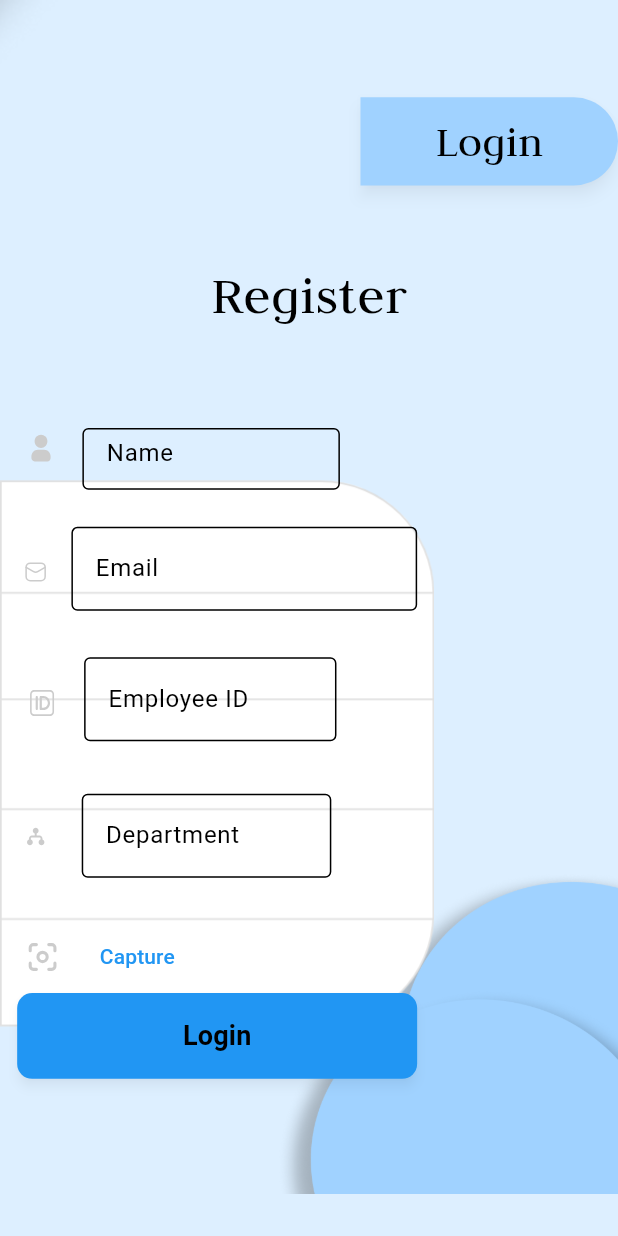
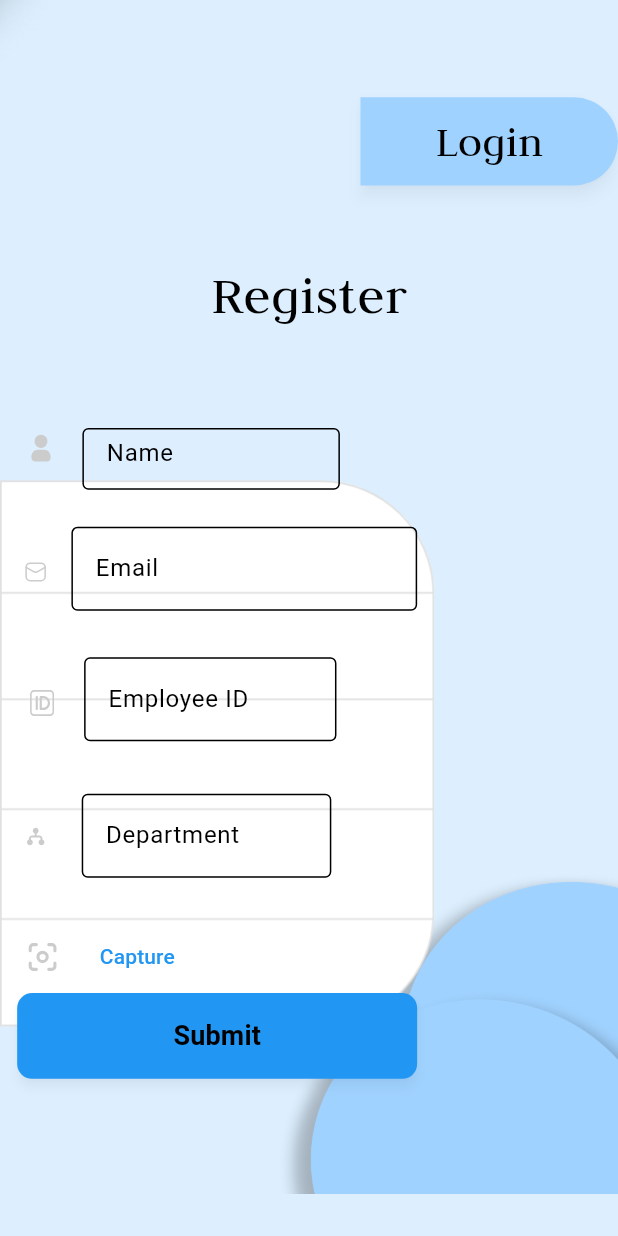
Before and after one commit to pranitdas8/attendance, a Flutter app: the AndroidLarge1RegisterScreen screen opened by its route, after a tap on "Login", on a phone screen of 412 x 824 dp. Run offline on Flutter 3.47's test engine with Material 3 defaults, Android fonts, the phone set to English and light mode, and no system bars; our stand-ins replace cached_network_image, cloud_firestore, firebase_core, firebase_storage, flutter_svg, flutter_svg_provider and 2 more; accounts and stored records are empty.

```diff
--- a/lib/presentation/android_large_1_register_screen/android_large_1_register_screen.dart
+++ b/lib/presentation/android_large_1_register_screen/android_large_1_register_screen.dart
@@ -1,15 +1,30 @@
-// ignore_for_file: avoid_print
+import 'dart:io';
 
 import 'package:attendance_app/widgets/custom_elevated_button.dart';
 import 'package:flutter_svg_provider/flutter_svg_provider.dart' as fs;
 import 'package:flutter/material.dart';
 import 'package:attendance_app/core/app_export.dart';
 import 'package:cloud_firestore/cloud_firestore.dart';
+import 'package:image_picker/image_picker.dart';
+import 'package:firebase_storage/firebase_storage.dart' as firebase_storage;
 
-class AndroidLarge1RegisterScreen extends StatelessWidget {
-  AndroidLarge1RegisterScreen({super.key});
+class AndroidLarge1RegisterScreen extends StatefulWidget {
+  AndroidLarge1RegisterScreen({Key? key}) : super(key: key);
 
+  @override
+  _AndroidLarge1RegisterScreenState createState() =>
+      _AndroidLarge1RegisterScreenState();
+}
+
+class _AndroidLarge1RegisterScreenState
+    extends State<AndroidLarge1RegisterScreen> {
   final FirebaseFirestore firestore = FirebaseFirestore.instance;
+  final TextEditingController nameController = TextEditingController();
+  final TextEditingController emailController = TextEditingController();
+  final TextEditingController employeeIdController = TextEditingController();
+  final TextEditingController departmentController = TextEditingController();
+
+  File? _imageFile;
 
   @override
   Widget build(BuildContext context) {
@@ -77,10 +92,7 @@ class AndroidLarge1RegisterScreen extends StatelessWidget {
                                       hintText: "Name",
                                       border: OutlineInputBorder(),
                                     ),
-                                    onChanged: (value) {
-                                      print(
-                                          "Name: $value"); // Debug: Print the entered name
-                                    },
+                                    controller: nameController,
                                   ),
                                 ),
                               ],
@@ -106,10 +118,7 @@ class AndroidLarge1RegisterScreen extends StatelessWidget {
                                       hintText: "Email",
                                       border: OutlineInputBorder(),
                                     ),
-                                    onChanged: (value) {
-                                      print(
-                                          "Email: $value"); // Debug: Print the entered email
-                                    },
+                                    controller: emailController,
                                   ),
                                 ),
                               ],
@@ -137,10 +146,7 @@ class AndroidLarge1RegisterScreen extends StatelessWidget {
                                         hintText: "Employee ID",
                                         border: OutlineInputBorder(),
                                       ),
-                                      onChanged: (value) {
-                                        print(
-                                            "Employee ID: $value"); // Debug: Print the entered employee ID
-                                      },
+                                      controller: employeeIdController,
                                     ),
                                   ),
                                 ],
@@ -169,10 +175,7 @@ class AndroidLarge1RegisterScreen extends StatelessWidget {
                                         hintText: "Department",
                                         border: OutlineInputBorder(),
                                       ),
-                                      onChanged: (value) {
-                                        print(
-                                            "Department: $value"); // Debug: Print the entered department
-                                      },
+                                      controller: departmentController,
                                     ),
                                   ),
                                 ],
@@ -192,12 +195,7 @@ class AndroidLarge1RegisterScreen extends StatelessWidget {
                                   Padding(
                                     padding: EdgeInsets.only(left: 12.h),
                                     child: TextButton(
-                                      onPressed: () {
-                                        // _storeDataInFirestore();
-                                        // Add functionality to capture image
-                                        print(
-                                            "Capture button pressed"); // Debug: Print when the capture button is pressed
-                                      },
+                                      onPressed: _getImage,
                                       child: const Text(
                                         "Capture",
                                         style: TextStyle(
@@ -211,7 +209,7 @@ class AndroidLarge1RegisterScreen extends StatelessWidget {
                               ),
                             ),
                             ElevatedButton(
-                              onPressed: () {},
+                              onPressed: _storeDataInFirestore,
                               style: ElevatedButton.styleFrom(
                                 backgroundColor: Colors.blue,
                                 foregroundColor: Colors.white,
@@ -226,7 +224,7 @@ class AndroidLarge1RegisterScreen extends StatelessWidget {
                                 decoration: const BoxDecoration(),
                                 child: const Center(
                                   child: Text(
-                                    "Login",
+                                    "Submit",
                                     style: TextStyle(
                                         fontSize: 18,
                                         color: Colors.black,
@@ -276,37 +274,62 @@ class AndroidLarge1RegisterScreen extends StatelessWidget {
             margin: EdgeInsets.only(top: 63.v),
             buttonStyle: CustomButtonStyles.outlinePrimaryLR30,
             alignment: Alignment.topRight,
-            onPressed: () {
-              // Add functionality to store data in Firestore when the login button is pressed
-              print(
-                  "Login button pressed"); // Debug: Print when the login button is pressed
-              _storeDataInFirestore();
-            },
+            onPressed: _storeDataInFirestore,
           ),
         ],
       ),
     );
   }
 
-  void _storeDataInFirestore() {
-    // Here, you can write the code to store the data in Firestore
-    // Access the data from the text fields and use the Firestore instance to add a document to the "Registration" collection
-    // For example:
-    firestore.collection("Registration").add({
-      "name":
-          "John Doe", // Replace with the actual name entered in the text field
-      "email":
-          "john.doe@example.com", // Replace with the actual email entered in the text field
-      "employee_id":
-          "12345", // Replace with the actual employee ID entered in the text field
-      "department":
-          "IT", // Replace with the actual department entered in the text field
-    }).then((value) {
-      print(
-          "Data stored successfully"); // Debug: Print when the data is stored successfully
-    }).catchError((error) {
-      print(
-          "Error storing data: $error"); // Debug: Print if there's an error while storing the data
+  Future<void> _getImage() async {
+    final ImagePicker _picker = ImagePicker();
+    final XFile? image = await _picker.pickImage(
+        source: ImageSource
+            .gallery); // Change source to ImageSource.camera for capturing from camera
+    setState(() {
+      _imageFile = image != null ? File(image.path) : null;
     });
   }
+
+  void _storeDataInFirestore() async {
+    // Upload image to Firebase Storage
+    if (_imageFile != null) {
+      try {
+        // Create a reference to the image file in Firebase Storage
+        String fileName =
+            DateTime.now().millisecondsSinceEpoch.toString() + '.jpg';
+        firebase_storage.Reference ref =
+            firebase_storage.FirebaseStorage.instance.ref().child(fileName);
+
+        // Upload the image file to Firebase Storage
+        await ref.putFile(_imageFile!);
+
+        // Get the download URL of the uploaded image
+        String imageUrl = await ref.getDownloadURL();
+
+        // Store the image URL and other data in Firestore
+        await firestore.collection("Registration").add({
+          "name": nameController.text,
+          "email": emailController.text,
+          "employee_id": employeeIdController.text,
+          "department": departmentController.text,
+          "image_url": imageUrl,
+        });
+
+        print("Data stored successfully with image URL: $imageUrl");
+      } catch (error) {
+        print("Error uploading image to Firebase Storage: $error");
+      }
+    } else {
+      // If no image is selected, store data without image URL
+      await firestore.collection("Registration").add({
+        "name": nameController.text,
+        "email": emailController.text,
+        "employee_id": employeeIdController.text,
+        "department": departmentController.text,
+      });
+
+      print("Data stored successfully without image URL");
+    }
+  }
 }
--- a/pubspec.yaml
+++ b/pubspec.yaml
@@ -1,6 +1,5 @@
 name: attendance_app
 description: "A new Flutter project."
-
 version: 1.0.0+1
 
 environment:
@@ -9,7 +8,6 @@ environment:
 dependencies:
   flutter:
     sdk: flutter
-
   cloud_firestore: ^4.15.6
   cupertino_icons: ^1.0.6
   firebase_auth: ^4.17.6
@@ -19,11 +17,12 @@ dependencies:
   flutter_svg: ^2.0.9
   flutter_svg_provider: ^1.0.7
   intl: ^0.18.0
+  image_picker: ^0.8.4+2  # Add this line for image picker dependency
+  firebase_storage: ^11.0.0  # Updated version
 
 dev_dependencies:
   flutter_test:
     sdk: flutter
-
   flutter_lints: ^3.0.0
 
 flutter:
```
Also changed, not shown: pubspec.lock.
